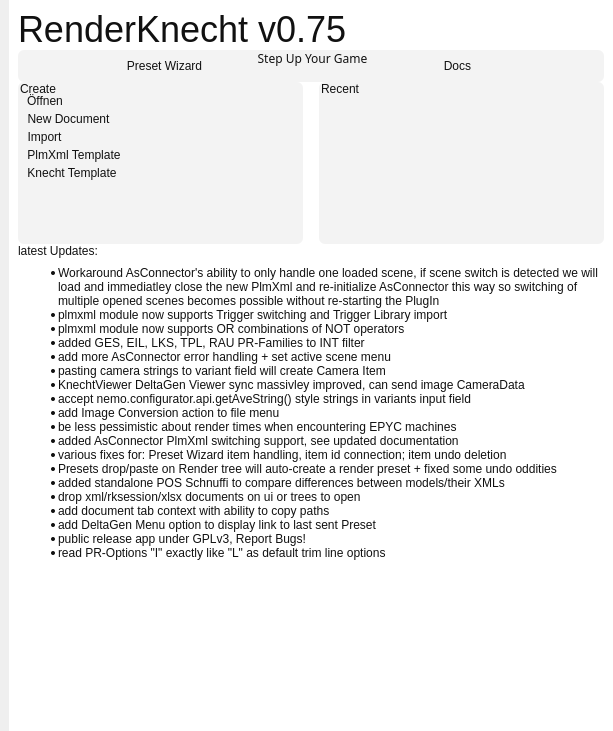
This is ui/knecht_welcome.ui in tappi287/RenderKnecht2 as Qt 5 draws it before an edit. The edited form follows.
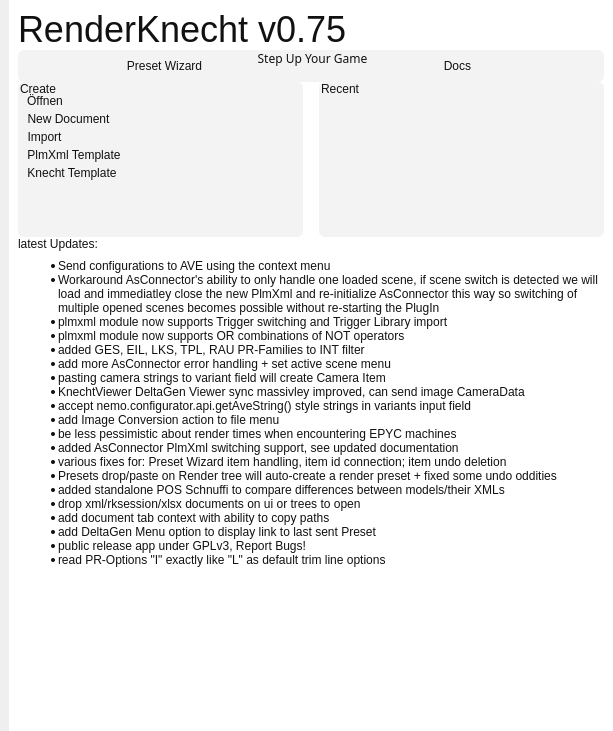
This is the edited form. Icons and pictures are not drawn.

Commit message: implement connection to local AVE instance with ability to send configurations

Diff of the .ui file:
```diff
--- a/ui/knecht_welcome.ui
+++ b/ui/knecht_welcome.ui
@@ -439,9 +439,7 @@
                <number>0</number>
               </property>
               <property name="text">
-               <string>&lt;html&gt;&lt;head/&gt;&lt;body&gt;&lt;ul&gt;
-&lt;li&gt;Workaround AsConnector's ability to only handle one loaded scene, if scene switch is detected we will load and immediatley close the new PlmXml and re-initialize AsConnector this way so switching of multiple opened scenes becomes possible without re-starting the PlugIn&lt;/li&gt;&lt;li&gt;plmxml module now supports Trigger switching and Trigger Library import&lt;/li&gt;&lt;li&gt;plmxml module now supports OR combinations of NOT operators&lt;/li&gt;&lt;li&gt;added GES, EIL, LKS, TPL, RAU PR-Families to INT filter&lt;/li&gt;&lt;li&gt;add more AsConnector error handling + set active scene menu&lt;/li&gt;&lt;li&gt;pasting camera strings to variant field will create Camera Item&lt;/li&gt;&lt;li&gt;KnechtViewer DeltaGen Viewer sync massivley improved, can send image CameraData&lt;/li&gt;&lt;li&gt;accept nemo.configurator.api.getAveString() style strings in variants input field&lt;/li&gt;&lt;li&gt;add Image Conversion action to file menu&lt;/li&gt;&lt;li&gt;be less pessimistic about render times when encountering EPYC machines&lt;/li&gt;&lt;li&gt;added AsConnector PlmXml switching support, see updated documentation&lt;/li&gt;&lt;li&gt;various fixes for: Preset Wizard item handling, item id connection; item undo deletion&lt;/li&gt;&lt;li&gt;Presets drop/paste on Render tree will auto-create a render preset + fixed some undo oddities&lt;/li&gt;&lt;li&gt;added standalone POS Schnuffi to compare differences between models/their XMLs&lt;/li&gt;&lt;li&gt;drop xml/rksession/xlsx documents on ui or trees to open&lt;/li&gt;&lt;li&gt;add document tab context with ability to copy paths&lt;/li&gt;&lt;li&gt;add DeltaGen Menu option to display link to last sent Preset&lt;/li&gt;&lt;li&gt;public release app under GPLv3, Report Bugs!&lt;/li&gt;&lt;li&gt;read PR-Options &amp;quot;I&amp;quot; exactly like &amp;quot;L&amp;quot; as default trim line options&lt;/li&gt;
-&lt;ul&gt;&lt;/body&gt;&lt;/html&gt;</string>
+               <string>&lt;html&gt;&lt;head/&gt;&lt;body&gt;&lt;ul style=&quot;margin-top: 0px; margin-bottom: 0px; margin-left: 0px; margin-right: 0px; -qt-list-indent: 1;&quot;&gt;&lt;li style=&quot; margin-top:12px; margin-bottom:0px; margin-left:0px; margin-right:0px; -qt-block-indent:0; text-indent:0px;&quot;&gt;Send configurations to AVE using the context menu&lt;/li&gt;&lt;li style=&quot; margin-top:0px; margin-bottom:0px; margin-left:0px; margin-right:0px; -qt-block-indent:0; text-indent:0px;&quot;&gt;Workaround AsConnector's ability to only handle one loaded scene, if scene switch is detected we will load and immediatley close the new PlmXml and re-initialize AsConnector this way so switching of multiple opened scenes becomes possible without re-starting the PlugIn&lt;/li&gt;&lt;li style=&quot; margin-top:0px; margin-bottom:0px; margin-left:0px; margin-right:0px; -qt-block-indent:0; text-indent:0px;&quot;&gt;plmxml module now supports Trigger switching and Trigger Library import&lt;/li&gt;&lt;li style=&quot; margin-top:0px; margin-bottom:0px; margin-left:0px; margin-right:0px; -qt-block-indent:0; text-indent:0px;&quot;&gt;plmxml module now supports OR combinations of NOT operators&lt;/li&gt;&lt;li style=&quot; margin-top:0px; margin-bottom:0px; margin-left:0px; margin-right:0px; -qt-block-indent:0; text-indent:0px;&quot;&gt;added GES, EIL, LKS, TPL, RAU PR-Families to INT filter&lt;/li&gt;&lt;li style=&quot; margin-top:0px; margin-bottom:0px; margin-left:0px; margin-right:0px; -qt-block-indent:0; text-indent:0px;&quot;&gt;add more AsConnector error handling + set active scene menu&lt;/li&gt;&lt;li style=&quot; margin-top:0px; margin-bottom:0px; margin-left:0px; margin-right:0px; -qt-block-indent:0; text-indent:0px;&quot;&gt;pasting camera strings to variant field will create Camera Item&lt;/li&gt;&lt;li style=&quot; margin-top:0px; margin-bottom:0px; margin-left:0px; margin-right:0px; -qt-block-indent:0; text-indent:0px;&quot;&gt;KnechtViewer DeltaGen Viewer sync massivley improved, can send image CameraData&lt;/li&gt;&lt;li style=&quot; margin-top:0px; margin-bottom:0px; margin-left:0px; margin-right:0px; -qt-block-indent:0; text-indent:0px;&quot;&gt;accept nemo.configurator.api.getAveString() style strings in variants input field&lt;/li&gt;&lt;li style=&quot; margin-top:0px; margin-bottom:0px; margin-left:0px; margin-right:0px; -qt-block-indent:0; text-indent:0px;&quot;&gt;add Image Conversion action to file menu&lt;/li&gt;&lt;li style=&quot; margin-top:0px; margin-bottom:0px; margin-left:0px; margin-right:0px; -qt-block-indent:0; text-indent:0px;&quot;&gt;be less pessimistic about render times when encountering EPYC machines&lt;/li&gt;&lt;li style=&quot; margin-top:0px; margin-bottom:0px; margin-left:0px; margin-right:0px; -qt-block-indent:0; text-indent:0px;&quot;&gt;added AsConnector PlmXml switching support, see updated documentation&lt;/li&gt;&lt;li style=&quot; margin-top:0px; margin-bottom:0px; margin-left:0px; margin-right:0px; -qt-block-indent:0; text-indent:0px;&quot;&gt;various fixes for: Preset Wizard item handling, item id connection; item undo deletion&lt;/li&gt;&lt;li style=&quot; margin-top:0px; margin-bottom:0px; margin-left:0px; margin-right:0px; -qt-block-indent:0; text-indent:0px;&quot;&gt;Presets drop/paste on Render tree will auto-create a render preset + fixed some undo oddities&lt;/li&gt;&lt;li style=&quot; margin-top:0px; margin-bottom:0px; margin-left:0px; margin-right:0px; -qt-block-indent:0; text-indent:0px;&quot;&gt;added standalone POS Schnuffi to compare differences between models/their XMLs&lt;/li&gt;&lt;li style=&quot; margin-top:0px; margin-bottom:0px; margin-left:0px; margin-right:0px; -qt-block-indent:0; text-indent:0px;&quot;&gt;drop xml/rksession/xlsx documents on ui or trees to open&lt;/li&gt;&lt;li style=&quot; margin-top:0px; margin-bottom:0px; margin-left:0px; margin-right:0px; -qt-block-indent:0; text-indent:0px;&quot;&gt;add document tab context with ability to copy paths&lt;/li&gt;&lt;li style=&quot; margin-top:0px; margin-bottom:0px; margin-left:0px; margin-right:0px; -qt-block-indent:0; text-indent:0px;&quot;&gt;add DeltaGen Menu option to display link to last sent Preset&lt;/li&gt;&lt;li style=&quot; margin-top:0px; margin-bottom:0px; margin-left:0px; margin-right:0px; -qt-block-indent:0; text-indent:0px;&quot;&gt;public release app under GPLv3, Report Bugs!&lt;/li&gt;&lt;li style=&quot; margin-top:0px; margin-bottom:0px; margin-left:0px; margin-right:0px; -qt-block-indent:0; text-indent:0px;&quot;&gt;read PR-Options &amp;quot;I&amp;quot; exactly like &amp;quot;L&amp;quot; as default trim line options&lt;/li&gt;&lt;/ul&gt;&lt;/body&gt;&lt;/html&gt;</string>
               </property>
               <property name="alignment">
                <set>Qt::AlignLeading|Qt::AlignLeft|Qt::AlignVCenter</set>
```
The commit also changes 11 other files.
